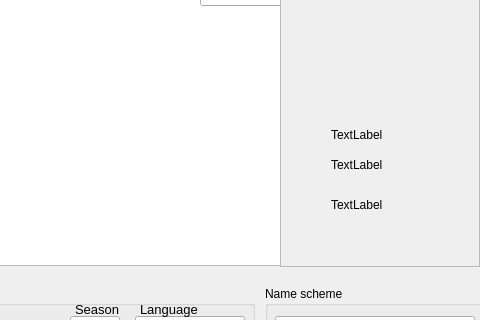
This is SeriesScraper/mainwindow.ui in martinLutz1/SeriesScraper as Qt 5 draws it before an edit; both pictures show x 260 to 740 and y 164 to 484 of the 740 by 610 pixel window. The edited form follows.
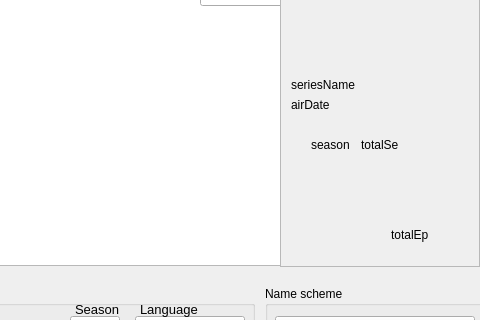
This is the edited form. Icons and pictures are not drawn.

```diff
--- a/SeriesScraper/mainwindow.ui
+++ b/SeriesScraper/mainwindow.ui
@@ -361,40 +361,66 @@
      <widget class="QLabel" name="label_2">
       <property name="geometry">
        <rect>
-        <x>50</x>
-        <y>280</y>
-        <width>60</width>
+        <x>30</x>
+        <y>290</y>
+        <width>41</width>
         <height>16</height>
        </rect>
       </property>
       <property name="text">
-       <string>TextLabel</string>
+       <string>season</string>
       </property>
      </widget>
      <widget class="QLabel" name="label_3">
       <property name="geometry">
        <rect>
-        <x>50</x>
-        <y>310</y>
+        <x>110</x>
+        <y>380</y>
         <width>60</width>
         <height>16</height>
        </rect>
       </property>
       <property name="text">
-       <string>TextLabel</string>
+       <string>totalEp</string>
       </property>
      </widget>
      <widget class="QLabel" name="label_4">
       <property name="geometry">
        <rect>
-        <x>50</x>
-        <y>350</y>
+        <x>80</x>
+        <y>290</y>
         <width>60</width>
         <height>16</height>
        </rect>
       </property>
       <property name="text">
-       <string>TextLabel</string>
+       <string>totalSe</string>
+      </property>
+     </widget>
+     <widget class="QLabel" name="airDateInfoLabel">
+      <property name="geometry">
+       <rect>
+        <x>10</x>
+        <y>250</y>
+        <width>81</width>
+        <height>16</height>
+       </rect>
+      </property>
+      <property name="text">
+       <string>airDate</string>
+      </property>
+     </widget>
+     <widget class="QLabel" name="seriesNameInfoLabel">
+      <property name="geometry">
+       <rect>
+        <x>10</x>
+        <y>230</y>
+        <width>131</width>
+        <height>16</height>
+       </rect>
+      </property>
+      <property name="text">
+       <string>seriesName</string>
       </property>
      </widget>
     </widget>
```
Left out of the diff: 8 changed lines with no effect on the pictures.
